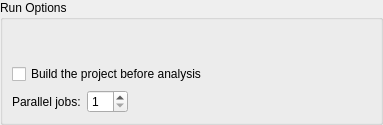
qt-creator/qt-creator, file src/plugins/clangtools/runsettingswidget.ui: the form before one commit.
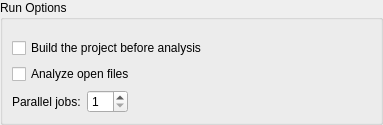
The form after the commit. Custom widgets are drawn as their Qt base class.

Commit message:
ClangTools: Add automatic clang tool runner for open documents
Fixes: QTCREATORBUG-23349

What changed in the file:
```diff
--- a/src/plugins/clangtools/runsettingswidget.ui
+++ b/src/plugins/clangtools/runsettingswidget.ui
@@ -42,6 +42,13 @@
         </property>
        </widget>
       </item>
+      <item>
+       <widget class="QCheckBox" name="analyzeOpenFiles">
+        <property name="text">
+         <string>Analyze open files</string>
+        </property>
+       </widget>
+      </item>
       <item>
        <layout class="QHBoxLayout" name="processesLayout">
         <item>
```
The commit also changes 22 other files.
